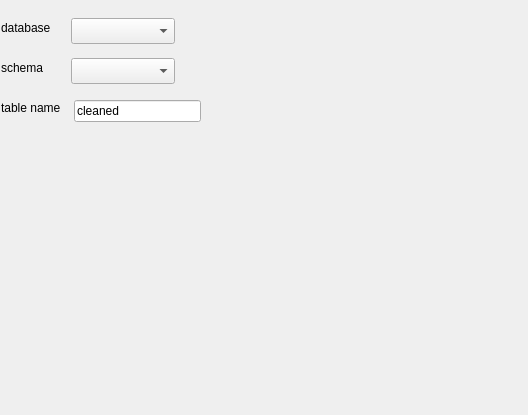
First picture: the form in DbSettings_dialog_base.ui, repository spacesyntax/Rcl-topology-cleaner, before the edit.
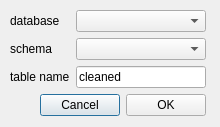
Second picture: the form after the edit.

The edit to the form file:
```diff
--- a/DbSettings_dialog_base.ui
+++ b/DbSettings_dialog_base.ui
@@ -6,84 +6,93 @@
    <rect>
     <x>0</x>
     <y>0</y>
-    <width>528</width>
-    <height>415</height>
+    <width>220</width>
+    <height>127</height>
    </rect>
   </property>
   <property name="windowTitle">
    <string>DbSettings</string>
   </property>
-  <widget class="QLineEdit" name="nameLineEdit">
+  <widget class="QWidget" name="layoutWidget">
    <property name="geometry">
     <rect>
-     <x>74</x>
-     <y>100</y>
-     <width>127</width>
-     <height>22</height>
+     <x>10</x>
+     <y>10</y>
+     <width>196</width>
+     <height>107</height>
     </rect>
    </property>
-   <property name="text">
-    <string>cleaned</string>
-   </property>
-  </widget>
+   <layout class="QVBoxLayout" name="verticalLayout">
+    <item>
+     <layout class="QGridLayout" name="gridLayout">
+      <item row="0" column="0">
   <widget class="QLabel" name="label_5">
-   <property name="geometry">
-    <rect>
-     <x>1</x>
-     <y>20</y>
-     <width>54</width>
-     <height>16</height>
-    </rect>
-   </property>
    <property name="text">
     <string>database</string>
    </property>
   </widget>
+      </item>
+      <item row="0" column="1">
+       <widget class="QComboBox" name="dbCombo"/>
+      </item>
+      <item row="1" column="0">
   <widget class="QLabel" name="label_6">
-   <property name="geometry">
-    <rect>
-     <x>1</x>
-     <y>60</y>
-     <width>46</width>
-     <height>16</height>
-    </rect>
-   </property>
    <property name="text">
     <string>schema</string>
    </property>
   </widget>
-  <widget class="QComboBox" name="dbCombo">
-   <property name="geometry">
-    <rect>
-     <x>71</x>
-     <y>18</y>
-     <width>104</width>
-     <height>26</height>
-    </rect>
-   </property>
-  </widget>
+      </item>
+      <item row="1" column="1">
+       <widget class="QComboBox" name="schemaCombo"/>
+      </item>
+      <item row="2" column="0">
   <widget class="QLabel" name="label_7">
-   <property name="geometry">
-    <rect>
-     <x>1</x>
-     <y>100</y>
-     <width>65</width>
-     <height>16</height>
-    </rect>
-   </property>
    <property name="text">
     <string>table name</string>
    </property>
   </widget>
-  <widget class="QComboBox" name="schemaCombo">
-   <property name="geometry">
-    <rect>
-     <x>71</x>
-     <y>58</y>
-     <width>104</width>
-     <height>26</height>
-    </rect>
-   </property>
+      </item>
+      <item row="2" column="1">
+       <widget class="QLineEdit" name="nameLineEdit">
+        <property name="text">
+         <string>cleaned</string>
+        </property>
+       </widget>
+      </item>
+     </layout>
+    </item>
+    <item>
+     <layout class="QHBoxLayout" name="horizontalLayout">
+      <item>
+       <spacer name="horizontalSpacer">
+        <property name="orientation">
+         <enum>Qt::Horizontal</enum>
+        </property>
+        <property name="sizeHint" stdset="0">
+         <size>
+          <width>18</width>
+          <height>20</height>
+         </size>
+        </property>
+       </spacer>
+      </item>
+      <item>
+       <widget class="QPushButton" name="pushButton">
+        <property name="text">
+         <string>Cancel</string>
+        </property>
+       </widget>
+      </item>
+      <item>
+       <widget class="QPushButton" name="pushButton_2">
+        <property name="text">
+         <string>OK</string>
+        </property>
+       </widget>
+      </item>
+     </layout>
+    </item>
+   </layout>
   </widget>
  </widget>
  <resources/>
```
Lines whose indentation alone changed are shown as unchanged.
